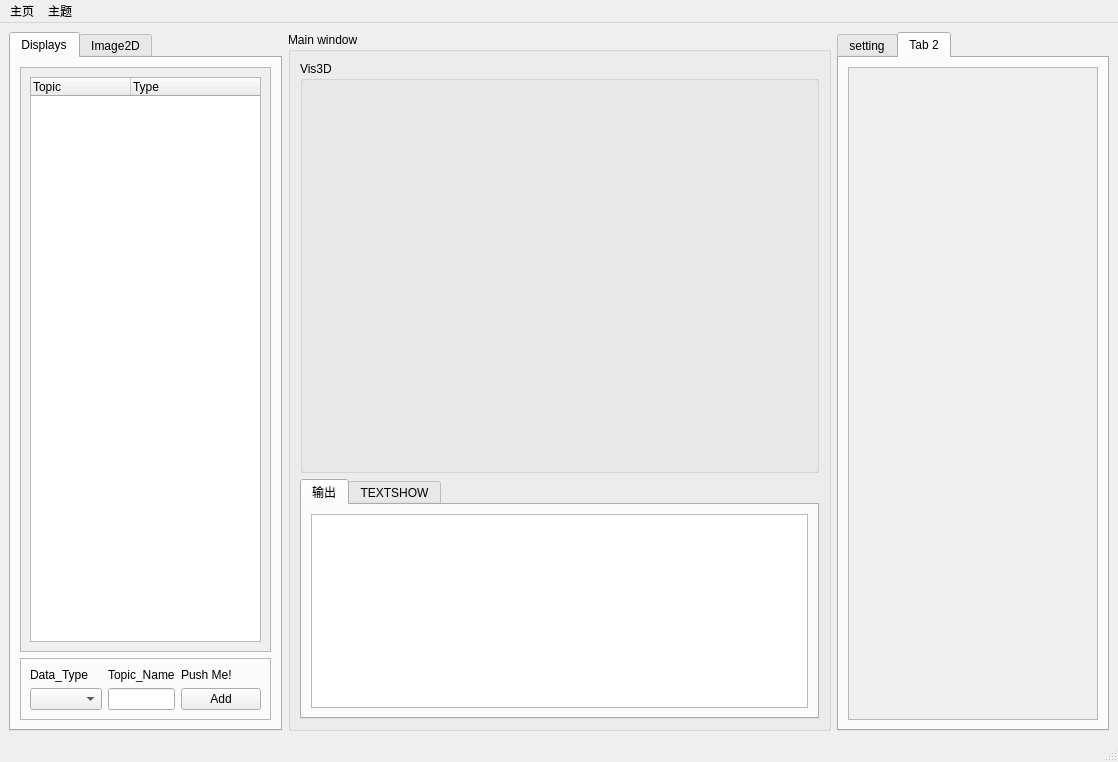
Above: config/main.ui from thinkerkey/XiaoqiangStudio before the change. Below: the same form after it.
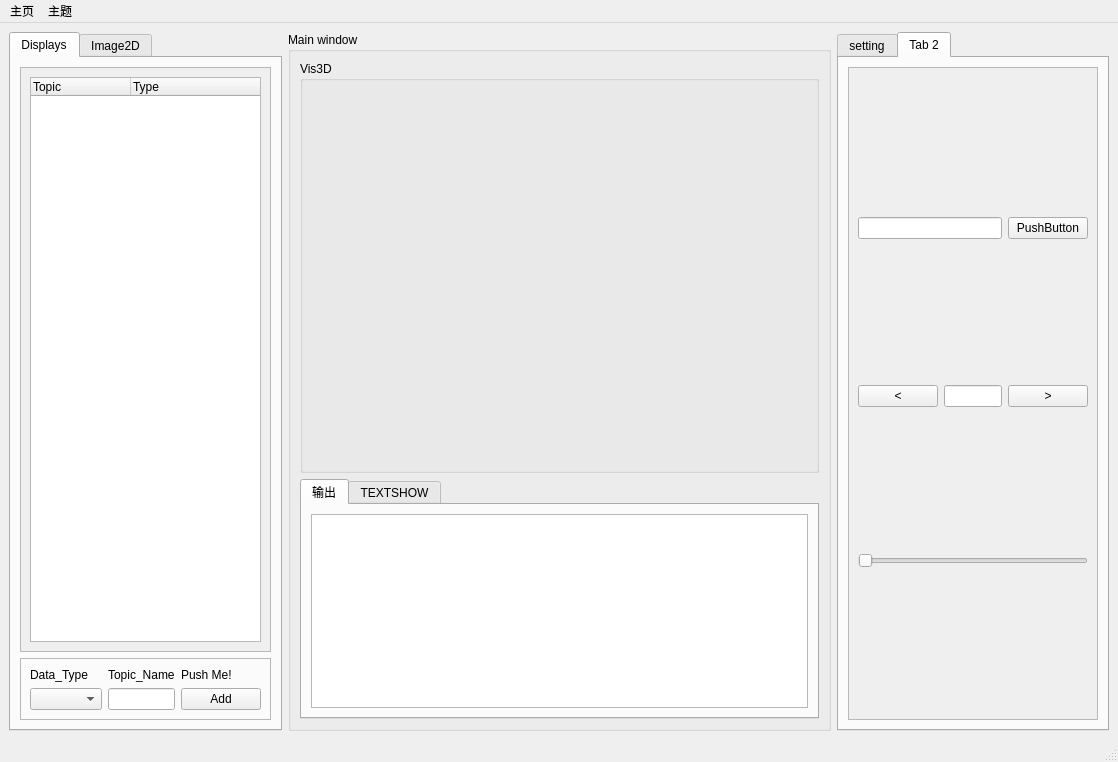
That is the form after the change. The open tabs and pages were chosen to show the change. Icons and pictures are not drawn.

Patch:
```diff
--- a/config/main.ui
+++ b/config/main.ui
@@ -265,6 +265,50 @@
              <height>638</height>
             </rect>
            </property>
+           <layout class="QVBoxLayout" name="verticalLayout_7">
+            <item>
+             <layout class="QHBoxLayout" name="horizontalLayout_5">
+              <item>
+               <widget class="QLineEdit" name="lineEdit"/>
+              </item>
+              <item>
+               <widget class="QPushButton" name="pushButton">
+                <property name="text">
+                 <string>PushButton</string>
+                </property>
+               </widget>
+              </item>
+             </layout>
+            </item>
+            <item>
+             <layout class="QHBoxLayout" name="horizontalLayout_6">
+              <item>
+               <widget class="QPushButton" name="pushButton_2">
+                <property name="text">
+                 <string>&lt;</string>
+                </property>
+               </widget>
+              </item>
+              <item>
+               <widget class="QLineEdit" name="lineEdit_2"/>
+              </item>
+              <item>
+               <widget class="QPushButton" name="pushButton_3">
+                <property name="text">
+                 <string>&gt;</string>
+                </property>
+               </widget>
+              </item>
+             </layout>
+            </item>
+            <item>
+             <widget class="QSlider" name="horizontalSlider">
+              <property name="orientation">
+               <enum>Qt::Horizontal</enum>
+              </property>
+             </widget>
+            </item>
+           </layout>
           </widget>
          </widget>
         </item>
```
Left out of the diff: 2 changed lines with no effect on the pictures.
